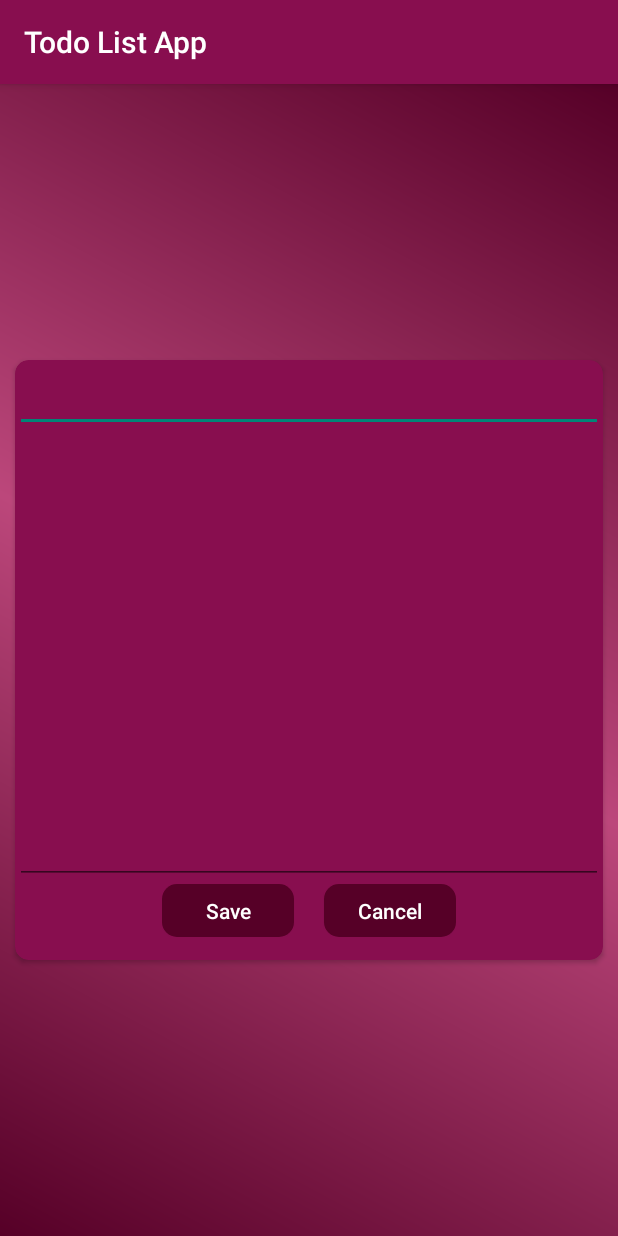
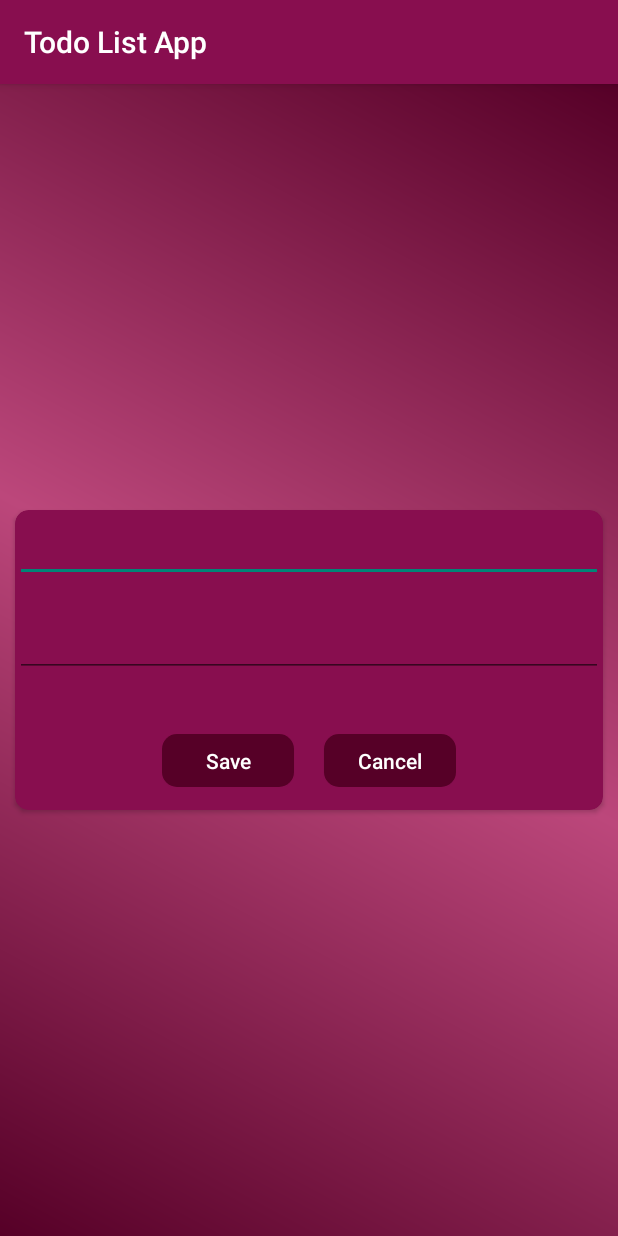
Before and after one commit to frankdavid-addae/android-todo-list-app, an Android app: the EditTodoActivity screen opened directly, with no data from a screen before it, on a phone screen of 412 x 824 dp. Run offline under Robolectric (Android 15) with nearby library versions, the phone set to English and light mode, and no system bars.

Commit message:
edit todo activity

```diff
--- a/app/src/main/java/com/example/todolistapp/EditTodoActivity.java
+++ b/app/src/main/java/com/example/todolistapp/EditTodoActivity.java
@@ -2,13 +2,66 @@ package com.example.todolistapp;
 
 import androidx.appcompat.app.AppCompatActivity;
 
+import android.content.Intent;
 import android.os.Bundle;
+import android.transition.TransitionManager;
+import android.view.View;
+import android.widget.Button;
+import android.widget.EditText;
+import android.widget.LinearLayout;
+import android.widget.Toast;
 
 public class EditTodoActivity extends AppCompatActivity {
+
+    EditText etEditTodoTitle, etEditTodoDescription;
+    Button btnSave, btnCancel;
+    LinearLayout llButtonsRow;
 
     @Override
     protected void onCreate(Bundle savedInstanceState) {
         super.onCreate(savedInstanceState);
         setContentView(R.layout.activity_edit_todo);
+
+        Intent intent = getIntent();
+
+        etEditTodoTitle = findViewById(R.id.etEditTodoTitle);
+        etEditTodoDescription = findViewById(R.id.etEditTodoDescription);
+
+        etEditTodoTitle.setText(intent.getStringExtra("title"));
+        etEditTodoDescription.setText(intent.getStringExtra("description"));
+
+        btnSave = findViewById(R.id.btnSave);
+        btnCancel = findViewById(R.id.btnCancel);
+
+        llButtonsRow = findViewById(R.id.llButtonsRow);
+
+        btnSave.setOnClickListener(new View.OnClickListener() {
+            @Override
+            public void onClick(View view) {
+                Todo todo = new Todo(etEditTodoTitle.getText().toString(), etEditTodoDescription.getText().toString());
+                todo.setId(intent.getIntExtra("id", 1));
+                if (new TodoHandler(EditTodoActivity.this).updateTodo(todo)) {
+                    Toast.makeText(EditTodoActivity.this, "Todo updated successfully", Toast.LENGTH_SHORT).show();
+                } else {
+                    Toast.makeText(EditTodoActivity.this, "Could not update todo", Toast.LENGTH_SHORT).show();
+                }
+                onBackPressed();
+            }
+        });
+
+        btnCancel.setOnClickListener(new View.OnClickListener() {
+            @Override
+            public void onClick(View view) {
+                onBackPressed();
+            }
+        });
+    }
+
+    @Override
+    public void onBackPressed() {
+        btnSave.setVisibility(View.GONE);
+        btnCancel.setVisibility(View.GONE);
+        TransitionManager.beginDelayedTransition(llButtonsRow);
+        super.onBackPressed();
     }
 }
--- a/app/src/main/res/layout/activity_edit_todo.xml
+++ b/app/src/main/res/layout/activity_edit_todo.xml
@@ -9,14 +9,15 @@
 
     <androidx.cardview.widget.CardView
         android:layout_width="match_parent"
-        android:layout_height="400dp"
+        android:layout_height="200dp"
         android:layout_marginHorizontal="10dp"
         android:elevation="9dp"
         app:cardCornerRadius="9dp"
         app:cardBackgroundColor="@color/pink_500"
         app:layout_constraintBottom_toBottomOf="parent"
         app:layout_constraintTop_toTopOf="parent"
-        tools:layout_editor_absoluteX="10dp">
+        tools:layout_editor_absoluteX="10dp"
+        android:transitionName="expanding_transition">
 
         <androidx.constraintlayout.widget.ConstraintLayout
             android:layout_width="match_parent"
@@ -38,13 +39,12 @@
             <EditText
                 android:id="@+id/etEditTodoDescription"
                 android:layout_width="match_parent"
-                android:layout_height="0dp"
-                android:layout_marginTop="11dp"
+                android:layout_height="wrap_content"
+                android:layout_marginTop="15dp"
                 android:gravity="center"
                 android:textColor="@color/white"
                 android:textSize="20sp"
                 android:textStyle="bold"
-                app:layout_constraintBottom_toTopOf="@id/llButtonsRow"
                 app:layout_constraintEnd_toEndOf="parent"
                 app:layout_constraintStart_toStartOf="parent"
                 app:layout_constraintTop_toBottomOf="@+id/etEditTodoTitle"
--- a/app/src/main/res/layout/todo_holder.xml
+++ b/app/src/main/res/layout/todo_holder.xml
@@ -8,7 +8,8 @@
     android:layout_marginHorizontal="14dp"
     android:elevation="9dp"
     app:cardCornerRadius="9dp"
-    app:cardBackgroundColor="@color/pink_500">
+    app:cardBackgroundColor="@color/pink_500"
+    android:transitionName="expanding_transition">
 
     <androidx.constraintlayout.widget.ConstraintLayout
         android:layout_width="match_parent"
```
Also changed, not shown: app/src/main/java/com/example/todolistapp/MainActivity.java (+47 -1 lines), app/src/main/java/com/example/todolistapp/TodoAdapter.java (+29 -1 lines).
